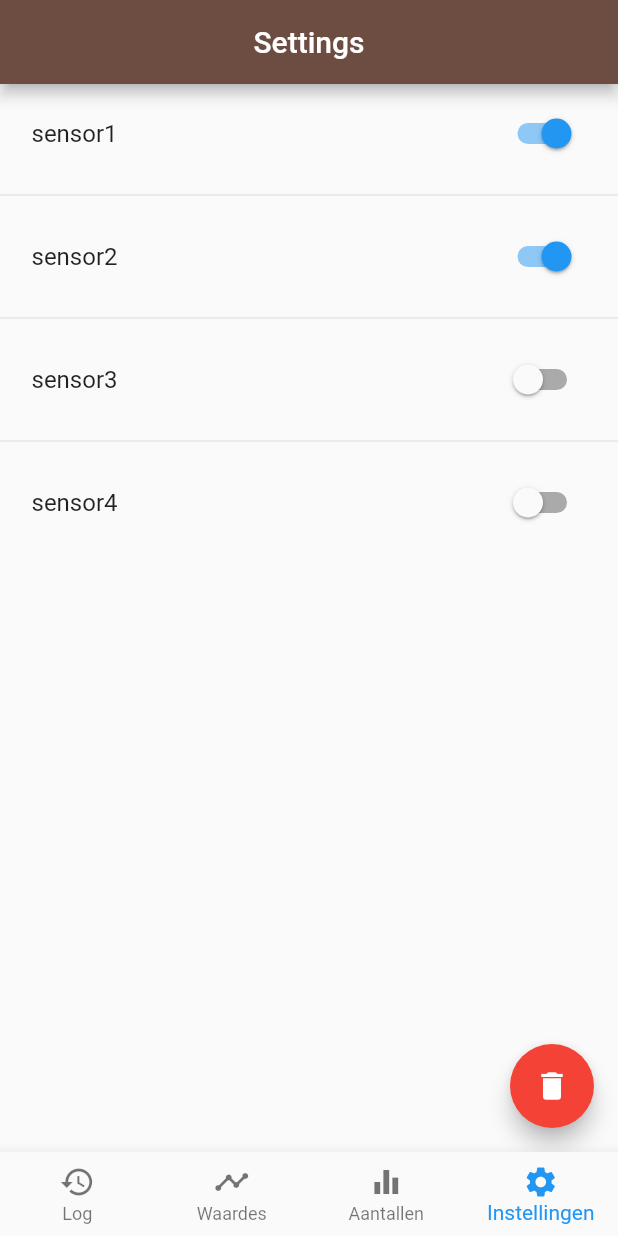
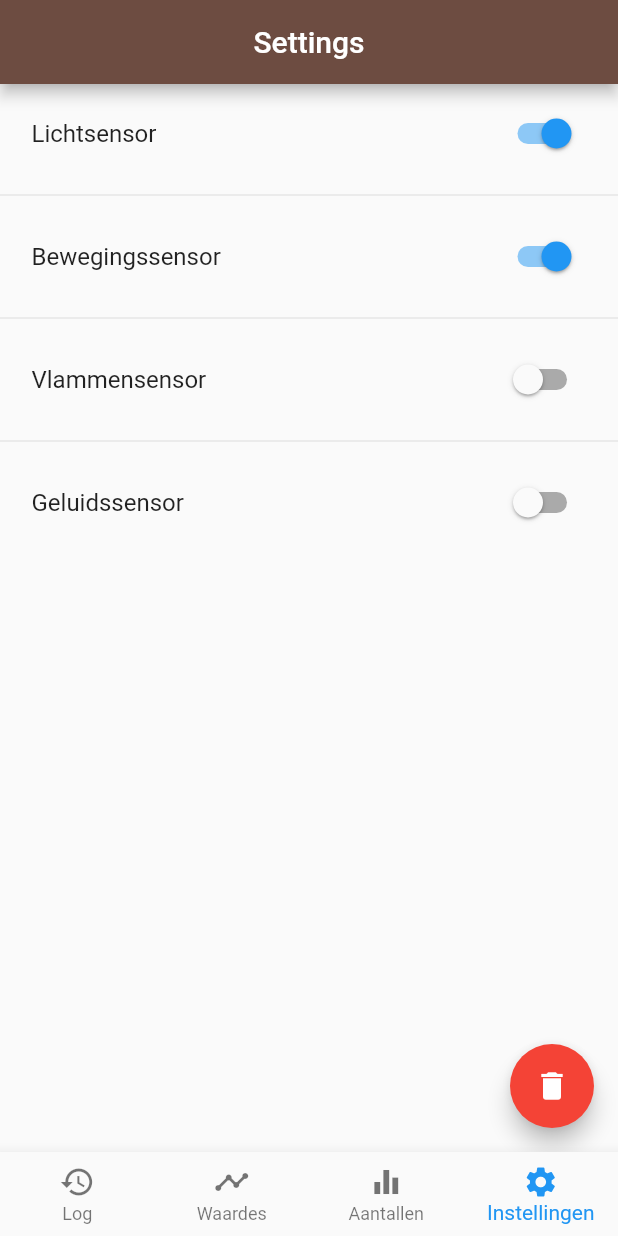
Before and after one commit to Tijl123/DuracellApp, a Flutter app: the screen it shows after launch, item 4 of the bottom bar chosen, on a phone screen of 412 x 824 dp. Run offline on Flutter 3.47's test engine with Material 2 defaults, Android fonts, the light colour scheme and no system bars; our stand-ins replace charts_flutter, device_info, flutter_local_notifications, splashscreen, sqflite; missing offline and left inert: dart_amqp, fl_animated_linechart, workmanager; accounts and stored records are empty.

Commit message:
sensoren

```diff
--- a/lib/Database.dart
+++ b/lib/Database.dart
@@ -28,12 +28,12 @@ class DBProvider {
     String path = join(documentsDirectory.path, "LogDB.db");
     return await openDatabase(path, version: 1, onOpen: (db) {
     }, onCreate: (Database db, int version) async {
-      await db.execute("CREATE TABLE Log(id INTEGER PRIMARY KEY, sensor TEXT, waarde TEXT, datum TEXT, isConfirmed INTEGER)");
+      await db.execute("CREATE TABLE Log(id INTEGER PRIMARY KEY, sensor TEXT, waarde TEXT, datum TEXT, isConfirmed INTEGER, prioriteit TEXT)");
       await db.execute("CREATE TABLE Sensor(id INTEGER PRIMARY KEY, sensor TEXT, isSubscribed INTEGER)");
-      await db.rawInsert("INSERT Into Sensor (id,sensor, isSubscribed) VALUES (1,'sensor1', 1)");
-      await db.rawInsert("INSERT Into Sensor (id,sensor, isSubscribed) VALUES (2,'sensor2', 1)");
-      await db.rawInsert("INSERT Into Sensor (id,sensor, isSubscribed) VALUES (3,'sensor3', 0)");
-      await db.rawInsert("INSERT Into Sensor (id,sensor, isSubscribed) VALUES (4,'sensor4', 0)");
+      await db.rawInsert("INSERT Into Sensor (id,sensor, isSubscribed) VALUES (1,'Lichtsensor', 1)");
+      await db.rawInsert("INSERT Into Sensor (id,sensor, isSubscribed) VALUES (2,'Bewegingssensor', 1)");
+      await db.rawInsert("INSERT Into Sensor (id,sensor, isSubscribed) VALUES (3,'Vlammensensor', 0)");
+      await db.rawInsert("INSERT Into Sensor (id,sensor, isSubscribed) VALUES (4,'Geluidssensor', 0)");
     });
   }
 
@@ -45,7 +45,7 @@ class DBProvider {
     int id = table.first["id"];
     //insert to the table using the new id
     var raw = await db.rawInsert(
-        "INSERT Into Log (id,sensor,waarde,datum)"
+        "INSERT Into Log (id,sensor,waarde,datum,prioriteit)"
             " VALUES (?,?,?,?)",
         [id, log.sensor, log.waarde, log.datum]);
     return raw;
--- a/lib/LogModel.dart
+++ b/lib/LogModel.dart
@@ -4,8 +4,9 @@ class LogModel {
   String waarde;
   String datum;
   int isConfirmed;
+  String prioriteit;
 
-  LogModel({this.id, this.sensor, this.waarde, this.datum, this.isConfirmed});
+  LogModel({this.id, this.sensor, this.waarde, this.datum, this.isConfirmed, this.prioriteit});
 
   factory LogModel.fromMap(Map<String, dynamic> json) => new LogModel(
     id: json["id"],
@@ -13,6 +14,7 @@ class LogModel {
     waarde: json["waarde"],
     datum: json["datum"],
     isConfirmed: json["isConfirmed"],
+    prioriteit: json["prioriteit"]
   );
 
   Map<String, dynamic> toMap() {
@@ -22,6 +24,7 @@ class LogModel {
       'waarde': waarde,
       'datum': datum,
       'isConfirmed': isConfirmed,
+      'prioriteit': prioriteit
     };
   }
 }
--- a/lib/ui/home.dart
+++ b/lib/ui/home.dart
@@ -130,10 +130,10 @@ void receive (List<String> arguments, BuildContext context) async {
       var arr = string.split(";");
       print(arr);
       // toont dialoogvenster bij ontvangen van message van RabbitMQ
-      showAlertDialog(context, arr[0], arr[1], arr[2]);
+      showAlertDialog(context, arr[0], arr[1], arr[2], arr[3]);
 
       // voegt log toe aan de database
-      LogModel log = new LogModel(id: null, sensor: arr[0], waarde: arr[1], datum: arr[2], isConfirmed: 0);
+      LogModel log = new LogModel(id: null, sensor: arr[0], waarde: arr[1], datum: arr[2], isConfirmed: 0, prioriteit: arr[3]);
       await DBProvider.db.insertLog(log);
 
       // stuurt push notificatie bij ontvangen van message van RabbitMQ
@@ -143,7 +143,7 @@ void receive (List<String> arguments, BuildContext context) async {
 }
 
 //toont dialoogvenster met gegevens van de RabbitMQ message
-showAlertDialog(BuildContext context, String sensor, String waarde, String datum) {
+showAlertDialog(BuildContext context, String sensor, String waarde, String datum, String prioriteit) {
   showDialog(
     context: context,
     barrierDismissible: false,
--- a/lib/ui/lijnGrafiek.dart
+++ b/lib/ui/lijnGrafiek.dart
@@ -42,22 +42,22 @@ class _LijnGrafiek extends State<LijnGrafiek> {
 
               //data sensoren indelen naar de juiste grafieken
               switch (log.sensor) {
-                case "sensor1":
+                case "Lichtsensor":
                   {
                     line1[dateTime] = double.parse(log.waarde);
                   }
                   break;
-                case "sensor2":
+                case "Bewegingssensor":
                   {
                     line2[dateTime] = double.parse(log.waarde);
                   }
                   break;
-                case "sensor3":
+                case "Vlammensensor":
                   {
                     line3[dateTime] = double.parse(log.waarde);
                   }
                   break;
-                case "sensor4":
+                case "Geluidsensor":
                   {
                     line4[dateTime] = double.parse(log.waarde);
                   }
```
